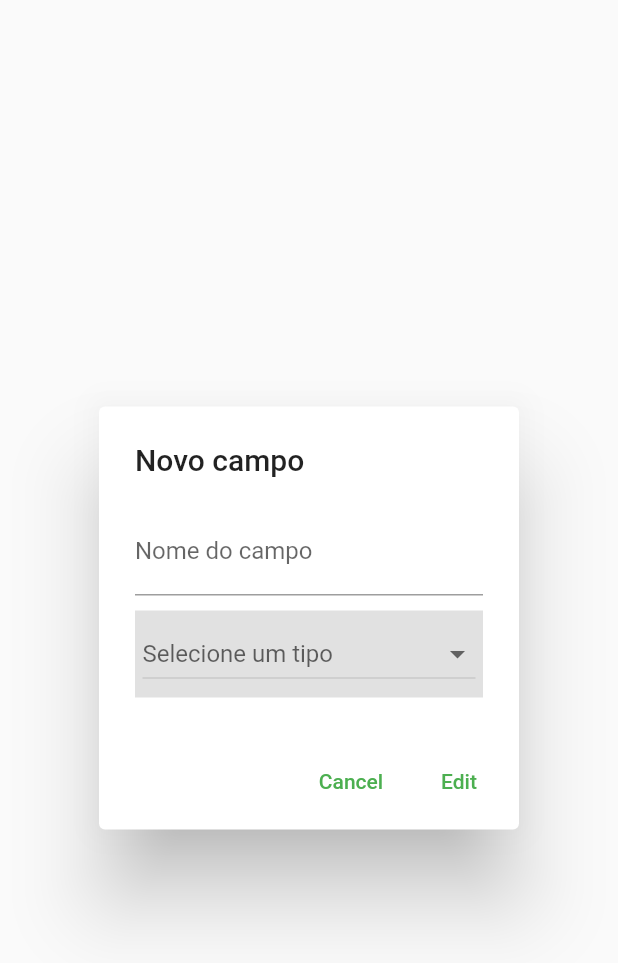
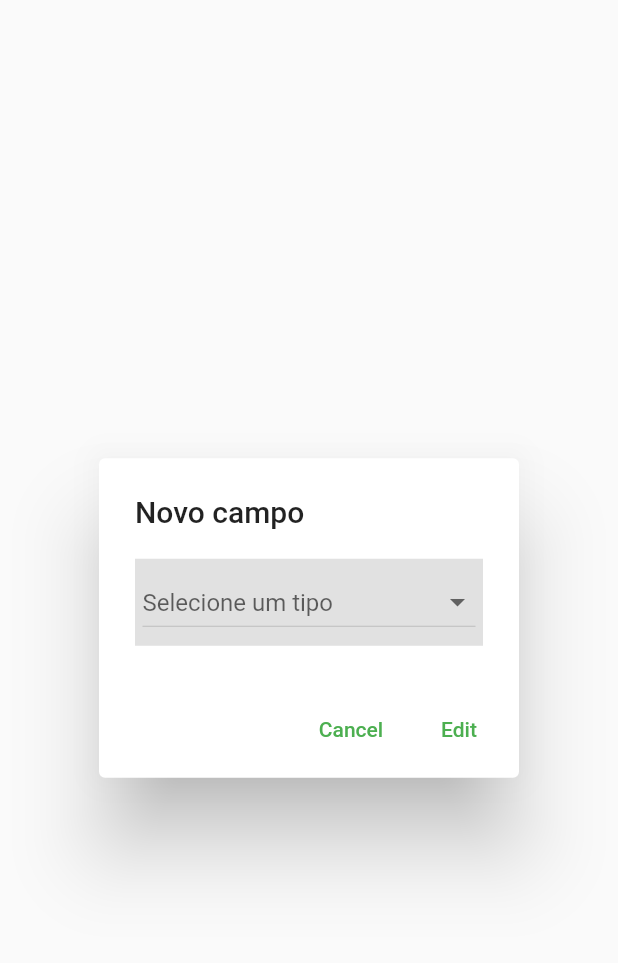
Before and after one commit to ggarber42/tcc-collect-app, a Flutter app: the NewFieldDialog widget shown alone on an empty page, opened directly, on a phone screen of 412 x 824 dp. Shown: the top 963 px of the screen. Run offline on Flutter 3.47's test engine with Material 2 defaults, Android fonts, the phone set to English and light mode, and no system bars.

Commit message:
refactor: remove text field

```diff
--- a/lib/widgets/dialog_widgets/new_field_dialog.dart
+++ b/lib/widgets/dialog_widgets/new_field_dialog.dart
@@ -1,8 +1,6 @@
 import 'package:flutter/material.dart';
 
 import '../../utils/constants.dart';
-import '../base_widgets/form_input.dart';
-
 class NewFieldDialog extends StatefulWidget {
   @override
   _NewFieldDialogState createState() => _NewFieldDialogState();
@@ -19,21 +17,6 @@ class _NewFieldDialogState extends State<NewFieldDialog> {
       content: SingleChildScrollView(
         child: ListBody(
           children: <Widget>[
-            TextFormField(
-              decoration: const InputDecoration(
-                labelText: 'Nome do campo',
-              ),
-              controller: nameController,
-              validator: (value) {
-              if (value == null || value.isEmpty) {
-                return 'Please enter some text';
-              }
-              return null;
-            },
-            ),
-            SizedBox(
-              height: 10,
-            ),
             Container(
               decoration:
                   BoxDecoration(color: Color.fromRGBO(194, 194, 194, .5)),
@@ -61,8 +44,7 @@ class _NewFieldDialogState extends State<NewFieldDialog> {
           child: const Text('Cancel'),
         ),
         TextButton(
-          onPressed: () => Navigator.pop(context,
-              {"selectedValue": selectedValue, "name": nameController.text}),
+          onPressed: () => Navigator.pop(context,selectedValue),
           child: const Text('Edit'),
         ),
       ],
```
